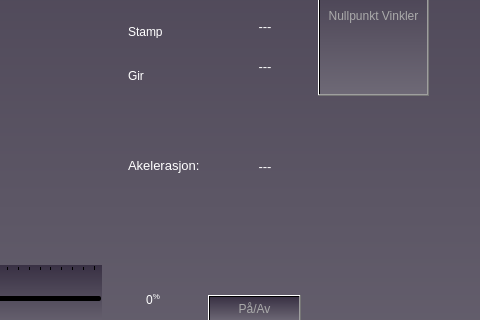
Qt form gui/window1.ui (UiS-Subsea/Bachelor_GUI) before a commit; both pictures show x 432 to 912 and y 455 to 775 of the 912 by 985 pixel window.
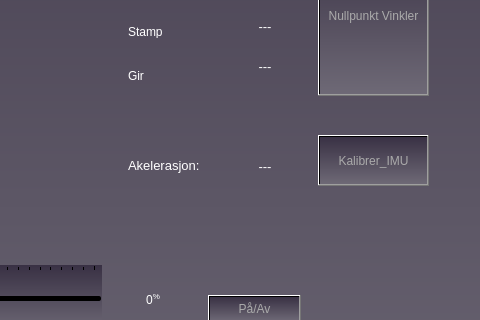
The same form after that commit. Icons and pictures are not drawn.

Commit message: added open camera button and on/off for top light and bottom light

The edit to the form file:
```diff
--- a/gui/window1.ui
+++ b/gui/window1.ui
@@ -3039,6 +3039,19 @@
     <string>På/Av</string>
    </property>
   </widget>
+  <widget class="QPushButton" name="btnKalibrerIMU">
+   <property name="geometry">
+    <rect>
+     <x>750</x>
+     <y>590</y>
+     <width>111</width>
+     <height>51</height>
+    </rect>
+   </property>
+   <property name="text">
+    <string>Kalibrer_IMU</string>
+   </property>
+  </widget>
  </widget>
  <resources>
   <include location="../../uis-subsea/Subsea_QT_GUI/resources.qrc"/>
```
Left out of the diff: 2 changed lines with no effect on the pictures. The commit also changes 2 other files.
